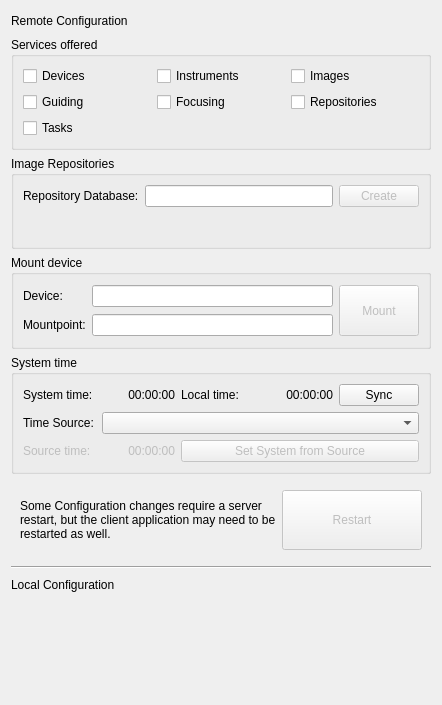
Before: the Qt Designer form gui/snowgui/main/configurationdialog.ui in AndreasFMueller/AstroPhotography, drawn with Qt 5.
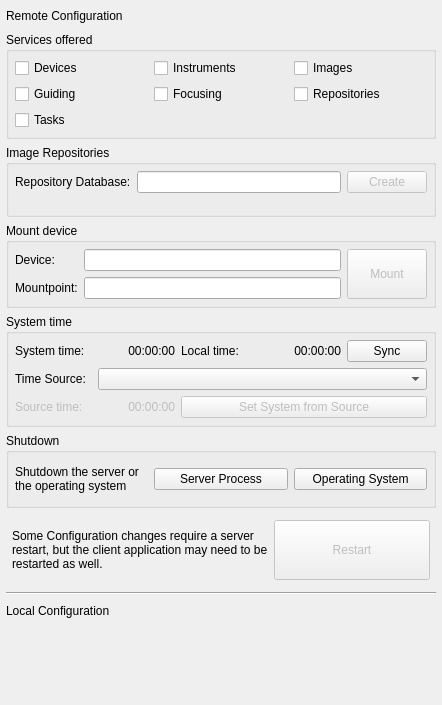
After: the same form once the commit is applied. Custom widgets are drawn as their Qt base class.

Commit message: shutdown functions

Patch:
```diff
--- a/gui/snowgui/main/configurationdialog.ui
+++ b/gui/snowgui/main/configurationdialog.ui
@@ -14,6 +14,18 @@
    <string>Dialog</string>
   </property>
   <layout class="QVBoxLayout" name="verticalLayout">
+   <property name="leftMargin">
+    <number>6</number>
+   </property>
+   <property name="topMargin">
+    <number>6</number>
+   </property>
+   <property name="rightMargin">
+    <number>6</number>
+   </property>
+   <property name="bottomMargin">
+    <number>6</number>
+   </property>
    <item>
     <widget class="QLabel" name="remoteconfigurationLabel">
      <property name="minimumSize">
@@ -39,6 +51,18 @@
       <string>Services offered </string>
      </property>
      <layout class="QGridLayout" name="gridLayout">
+      <property name="leftMargin">
+       <number>6</number>
+      </property>
+      <property name="topMargin">
+       <number>6</number>
+      </property>
+      <property name="rightMargin">
+       <number>6</number>
+      </property>
+      <property name="bottomMargin">
+       <number>6</number>
+      </property>
       <item row="1" column="2">
        <widget class="QCheckBox" name="repositoriesCheckBox">
         <property name="text">
@@ -97,6 +121,18 @@
       <string>Image Repositories</string>
      </property>
      <layout class="QGridLayout" name="gridLayout_3">
+      <property name="leftMargin">
+       <number>6</number>
+      </property>
+      <property name="topMargin">
+       <number>6</number>
+      </property>
+      <property name="rightMargin">
+       <number>6</number>
+      </property>
+      <property name="bottomMargin">
+       <number>6</number>
+      </property>
       <item row="0" column="0">
        <widget class="QLabel" name="repodbLabel">
         <property name="maximumSize">
@@ -135,6 +171,18 @@
       <string>Mount device</string>
      </property>
      <layout class="QGridLayout" name="gridLayout_4">
+      <property name="leftMargin">
+       <number>6</number>
+      </property>
+      <property name="topMargin">
+       <number>6</number>
+      </property>
+      <property name="rightMargin">
+       <number>6</number>
+      </property>
+      <property name="bottomMargin">
+       <number>6</number>
+      </property>
       <item row="1" column="0">
        <widget class="QLabel" name="mountpointLabel">
         <property name="text">
@@ -180,6 +228,18 @@
       <string>System time</string>
      </property>
      <layout class="QGridLayout" name="gridLayout_5">
+      <property name="leftMargin">
+       <number>6</number>
+      </property>
+      <property name="topMargin">
+       <number>6</number>
+      </property>
+      <property name="rightMargin">
+       <number>6</number>
+      </property>
+      <property name="bottomMargin">
+       <number>6</number>
+      </property>
       <item row="2" column="0">
        <widget class="QLabel" name="sourceTimeLabel">
         <property name="enabled">
@@ -270,6 +330,57 @@
      </layout>
     </widget>
    </item>
+   <item>
+    <widget class="QGroupBox" name="groupBox">
+     <property name="title">
+      <string>Shutdown</string>
+     </property>
+     <layout class="QGridLayout" name="gridLayout_6">
+      <property name="leftMargin">
+       <number>6</number>
+      </property>
+      <property name="topMargin">
+       <number>6</number>
+      </property>
+      <property name="rightMargin">
+       <number>6</number>
+      </property>
+      <property name="bottomMargin">
+       <number>6</number>
+      </property>
+      <item row="0" column="1">
+       <widget class="QPushButton" name="serverButton">
+        <property name="text">
+         <string>Server Process</string>
+        </property>
+       </widget>
+      </item>
+      <item row="0" column="0">
+       <widget class="QLabel" name="shutdownLabel">
+        <property name="minimumSize">
+         <size>
+          <width>0</width>
+          <height>40</height>
+         </size>
+        </property>
+        <property name="text">
+         <string>Shutdown the server or the operating system</string>
+        </property>
+        <property name="wordWrap">
+         <bool>true</bool>
+        </property>
+       </widget>
+      </item>
+      <item row="0" column="2">
+       <widget class="QPushButton" name="systemButton">
+        <property name="text">
+         <string>Operating System</string>
+        </property>
+       </widget>
+      </item>
+     </layout>
+    </widget>
+   </item>
    <item>
     <widget class="QWidget" name="restartWidget" native="true">
      <property name="maximumSize">
@@ -279,6 +390,18 @@
       </size>
      </property>
      <layout class="QGridLayout" name="gridLayout_2">
+      <property name="leftMargin">
+       <number>6</number>
+      </property>
+      <property name="topMargin">
+       <number>6</number>
+      </property>
+      <property name="rightMargin">
+       <number>6</number>
+      </property>
+      <property name="bottomMargin">
+       <number>6</number>
+      </property>
       <item row="0" column="0">
        <widget class="QLabel" name="restartLabel">
         <property name="text">
```
The commit also changes 8 other files.
